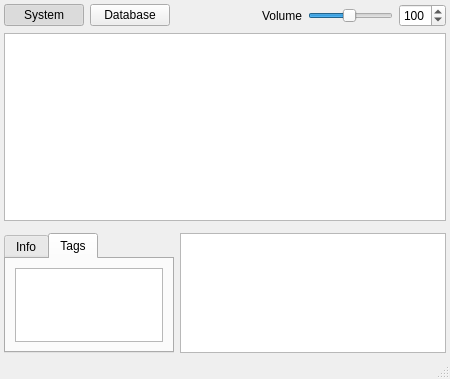
Above: src/main.ui from MaurizioB/SampleBrowse before the change. Below: the same form after it.
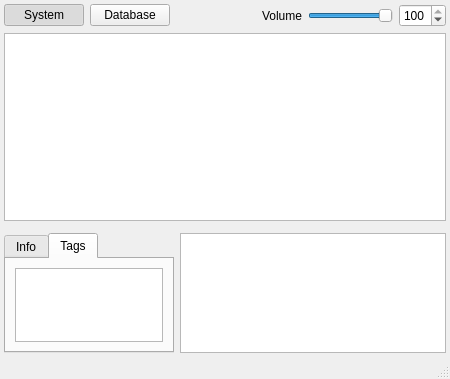
That is the form after the change. Custom widgets are drawn as their Qt base class.

The edit to the form file:
```diff
--- a/src/main.ui
+++ b/src/main.ui
@@ -111,11 +111,8 @@
         <property name="focusPolicy">
          <enum>Qt::NoFocus</enum>
         </property>
-        <property name="minimum">
-         <number>5</number>
-        </property>
         <property name="maximum">
-         <number>200</number>
+         <number>100</number>
         </property>
         <property name="value">
          <number>100</number>
@@ -128,10 +125,10 @@
       <item>
        <widget class="QSpinBox" name="volumeSpin">
         <property name="minimum">
-         <number>5</number>
+         <number>0</number>
         </property>
         <property name="maximum">
-         <number>200</number>
+         <number>100</number>
         </property>
         <property name="singleStep">
          <number>5</number>
```
